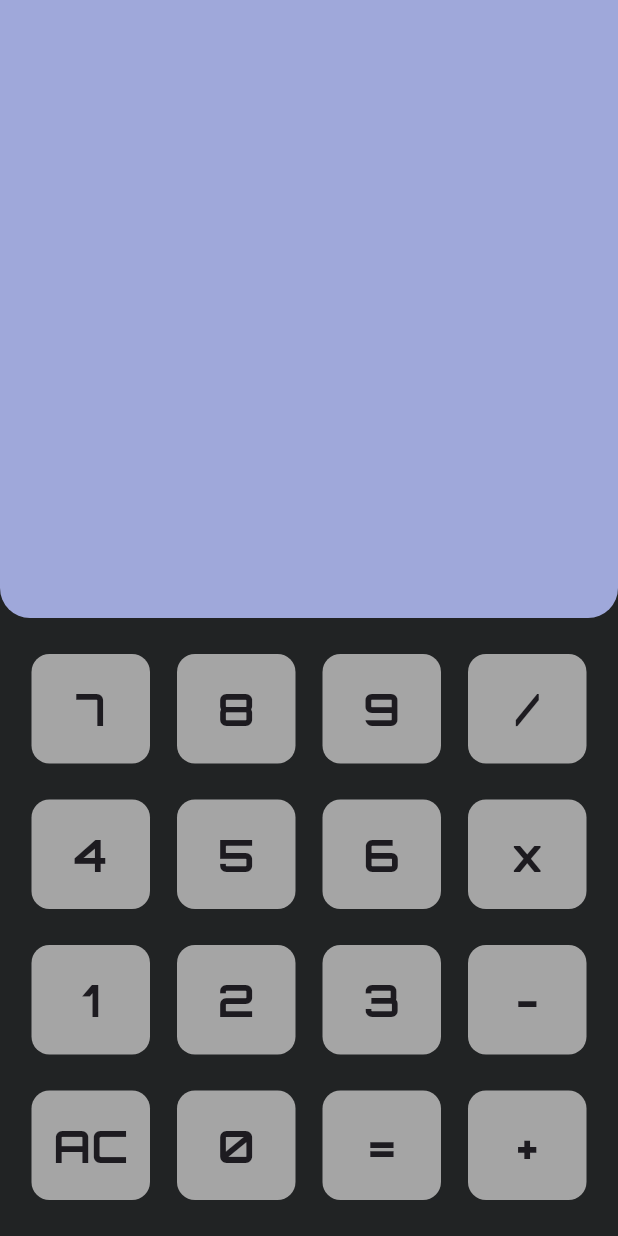
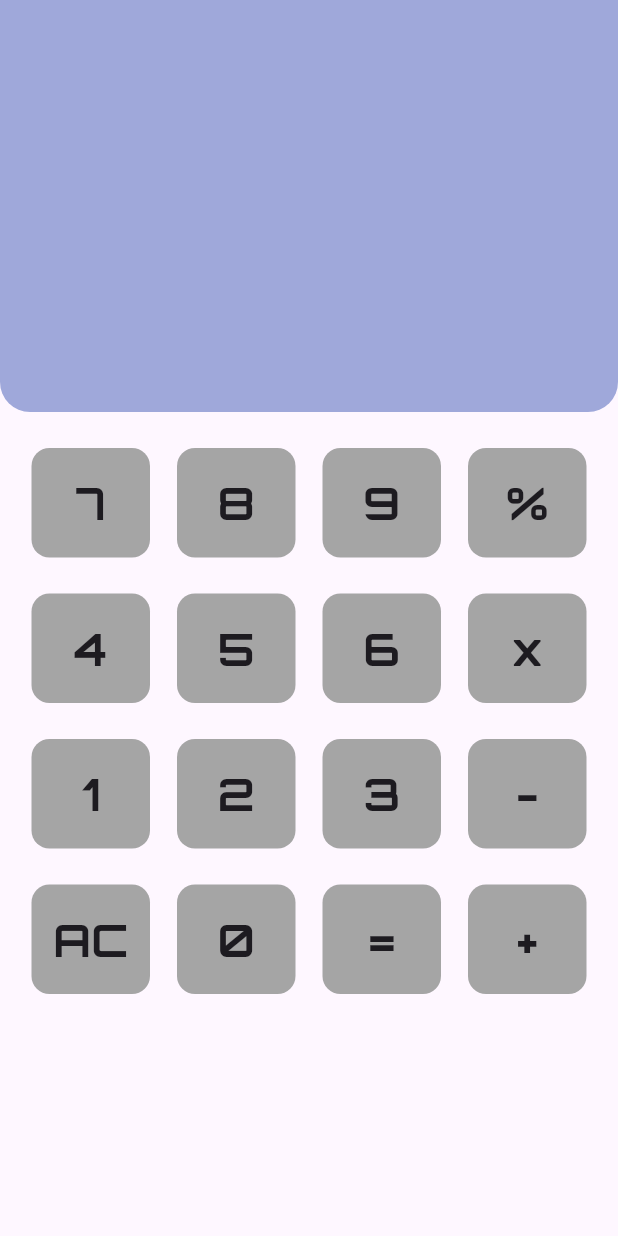
Before and after one commit to ZainR10/fluter_calculator, a Flutter app: the screen it shows after launch, on a phone screen of 412 x 824 dp. Run offline on Flutter 3.47's test engine with Material 3 defaults, Android fonts, the phone set to English and light mode, and no system bars; our stand-ins replace google_fonts, math_expressions.

Commit message:
'responsive layout'made changes for responsiveness

```diff
--- a/lib/calculator_screen.dart
+++ b/lib/calculator_screen.dart
@@ -21,7 +21,7 @@ class _CalculatorScreenState extends State<CalculatorScreen> {
     '7',
     '8',
     '9',
-    '/',
+    '%',
     '4',
     '5',
     '6',
@@ -35,15 +35,43 @@ class _CalculatorScreenState extends State<CalculatorScreen> {
     '=',
     '+',
   ];
+// // logic for del,= and AC because i am using  gridview and have to give different logic thats why created this fucntion.
+//   void handleButtonPress(String buttonValue) {
+//     if (buttonValue == 'Del') {
+//       userInput = userInput.substring(0, userInput.length - 1);
+//     } else if (buttonValue == '=') {
+//       equalPress();
+//     } else if (buttonValue == 'AC') {
+//       userInput = '';
+//       answer = '';
+//     } else {
+//       userInput += buttonValue;
+//     }
+//     setState(() {});
+//   }
 
+//   void equalPress() {
+//     //logic for = press.this method is done with help of math expression package.
+//     String finalUserInput = userInput;
+//     finalUserInput = userInput.replaceAll('x',
+//         '*'); //x repalce multiply button but will perform multiply functionality
+//     Parser p = Parser(); //paser for string values into int
+//     Expression expression = p.parse(finalUserInput);
+//     ContextModel contextModel = ContextModel();
+
+//     double eval = expression.evaluate(EvaluationType.REAL, contextModel);
+//     answer = eval.toString();
+//     setState(() {});
+//   }
+// }
   @override
   Widget build(BuildContext context) {
-    return SafeArea(
-      child: Scaffold(
-        backgroundColor: const Color.fromARGB(255, 33, 35, 36),
-        body: Column(
-          children: [
-            Expanded(
+    Orientation orientation = MediaQuery.of(context).orientation;
+
+    // backgroundColor: const Color.fromARGB(255, 33, 35, 36)
+
+    Widget display = Expanded(
+      flex: 1,
       child: Container(
         decoration: BoxDecoration(
             color: Colors.indigo[200],
@@ -75,8 +103,14 @@ class _CalculatorScreenState extends State<CalculatorScreen> {
           ],
         ),
       ),
-            ),
-            GridView.count(
+    );
+
+    Widget buttonGrid = Expanded(
+      flex: orientation == Orientation.portrait
+          ? 2
+          : 1, // Takes 2 parts of the screen in landscape or the full height in portrait
+
+      child: GridView.count(
         shrinkWrap: true,
         crossAxisCount: 4,
         childAspectRatio: 1.0,
@@ -87,45 +121,58 @@ class _CalculatorScreenState extends State<CalculatorScreen> {
           return Mybutton(
             title: buttonText,
             onPress: () {
-                    handleButtonPress(buttonText);
+              // handleButtonPress(buttonText);
             },
           );
         }).toList(),
       ),
+    );
+    return Scaffold(
+      body: orientation == Orientation.portrait
+          ? Column(
+              children: [
+                display,
+                buttonGrid,
               ],
-        ),
-
-        // buttons
+            )
+          : Row(
+              children: [
+                display,
+                buttonGrid,
+              ],
             ),
     );
   }
 
-// logic for del,= and AC because i am using  gridview and have to give different logic thats why created this fucntion.
-  void handleButtonPress(String buttonValue) {
-    if (buttonValue == 'Del') {
-      userInput = userInput.substring(0, userInput.length - 1);
-    } else if (buttonValue == '=') {
-      equalPress();
-    } else if (buttonValue == 'AC') {
-      userInput = '';
-      answer = '';
-    } else {
-      userInput += buttonValue;
-    }
-    setState(() {});
+  // buttons
 }
 
-  void equalPress() {
-    //logic for = press.this method is done with help of math expression package.
-    String finalUserInput = userInput;
-    finalUserInput = userInput.replaceAll('x',
-        '*'); //x repalce multiply button but will perform multiply functionality
-    Parser p = Parser(); //paser for string values into int
-    Expression expression = p.parse(finalUserInput);
-    ContextModel contextModel = ContextModel();
+// // logic for del,= and AC because i am using  gridview and have to give different logic thats why created this fucntion.
+//   void handleButtonPress(String buttonValue) {
+//     if (buttonValue == 'Del') {
+//       userInput = userInput.substring(0, userInput.length - 1);
+//     } else if (buttonValue == '=') {
+//       equalPress();
+//     } else if (buttonValue == 'AC') {
+//       userInput = '';
+//       answer = '';
+//     } else {
+//       userInput += buttonValue;
+//     }
+//     setState(() {});
+//   }
 
-    double eval = expression.evaluate(EvaluationType.REAL, contextModel);
-    answer = eval.toString();
-    setState(() {});
-  }
-}
+//   void equalPress() {
+//     //logic for = press.this method is done with help of math expression package.
+//     String finalUserInput = userInput;
+//     finalUserInput = userInput.replaceAll('x',
+//         '*'); //x repalce multiply button but will perform multiply functionality
+//     Parser p = Parser(); //paser for string values into int
+//     Expression expression = p.parse(finalUserInput);
+//     ContextModel contextModel = ContextModel();
+
+//     double eval = expression.evaluate(EvaluationType.REAL, contextModel);
+//     answer = eval.toString();
+//     setState(() {});
+//   }
+// }
--- a/lib/main.dart
+++ b/lib/main.dart
@@ -30,8 +30,8 @@ class MyApp extends StatelessWidget {
           //
           // This works for code too, not just values: Most code changes can be
           // tested with just a hot reload.
-        colorScheme: ColorScheme.fromSeed(seedColor: Colors.deepPurple),
-        useMaterial3: true,
+          // colorScheme: ColorScheme.fromSeed(seedColor: Colors.deepPurple),
+          // useMaterial3: true,
           ),
       debugShowCheckedModeBanner: false,
       home: const CalculatorScreen(),
```
Lines whose indentation alone changed are shown as unchanged.
